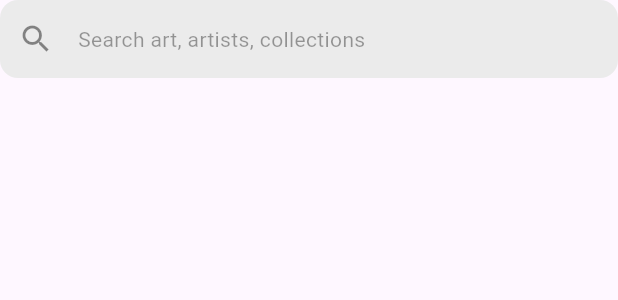
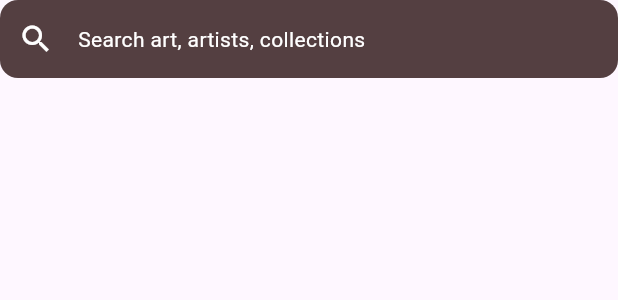
Before and after one commit to Amitkumarkoli/Acrilc, a Flutter app: the CustomSearchBar widget shown alone on an empty page, opened directly, on a phone screen of 412 x 824 dp. Shown: the top 300 px of the screen. Run offline on Flutter 3.47's test engine with Material 3 defaults, Android fonts, the light colour scheme and no system bars; our stand-ins replace buttons_tabbar, carousel_slider, flutter_dotenv, flutter_svg, go_router, image_picker and 5 more; missing offline and left inert: insta_image_viewer; accounts and stored records are empty; network calls fail; Roboto replaces fonts that are missing (Poppins).

Commit message:
refactor ui

```diff
--- a/lib/widgets/customer_search.dart
+++ b/lib/widgets/customer_search.dart
@@ -21,11 +21,11 @@ class CustomSearchBar extends StatelessWidget {
               decoration: InputDecoration(
                 hintText: 'Search art, artists, collections',
                 hintStyle: Theme.of(context).textTheme.bodyMedium?.copyWith(
-                  color: Colors.black38,
+                  color: Colors.white,
                 ),
-                prefixIcon: const Icon(Icons.search, color: Colors.black45),
+                prefixIcon: const Icon(Icons.search, color: Colors.white),
                 filled: true,
-                fillColor: Theme.of(context).cardColor,
+                fillColor: Color.fromARGB(198, 35, 10, 10),
                 border: OutlineInputBorder(
                   borderRadius: BorderRadius.circular(12),
                   borderSide: BorderSide.none,
```
Also changed, not shown: lib/pages/app/home_screen.dart (+19 -11 lines).
